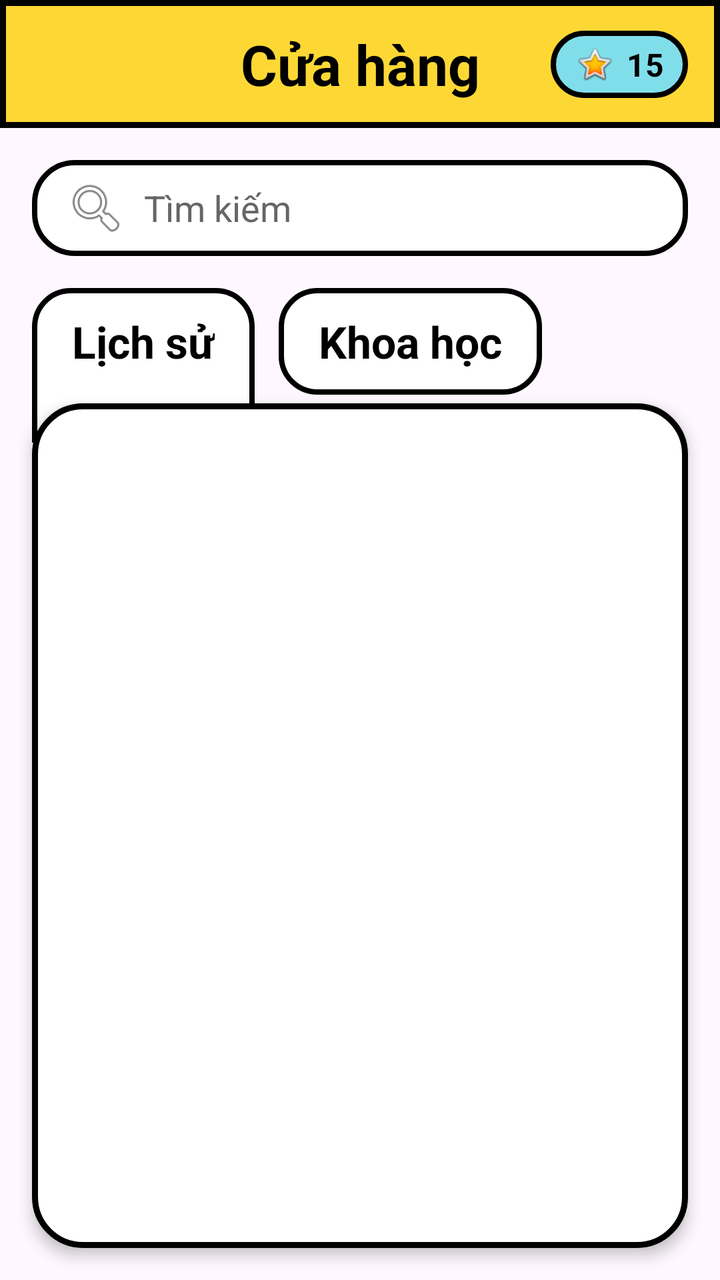
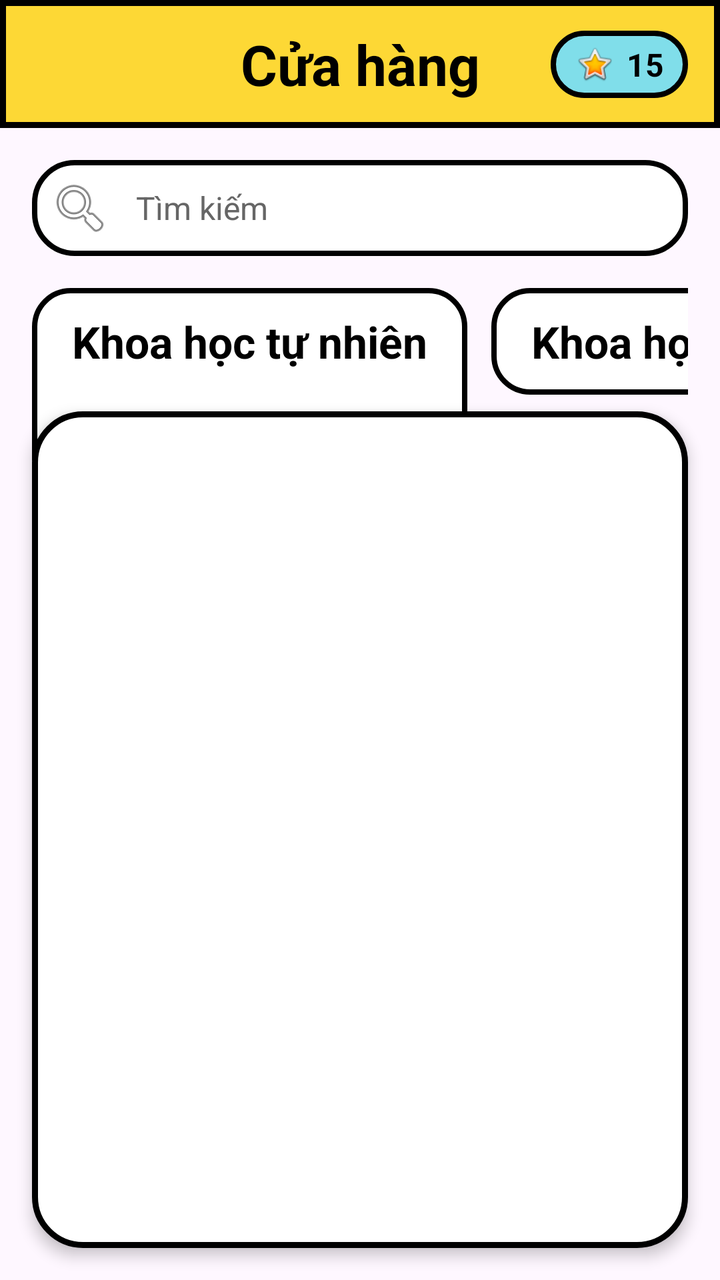

Two renders of the same Android screen: before a commit and after it. Below are the layout's source before the change and the commit's diff.
<!-- AndroidManifest.xml: application theme Theme.Sieve_of_Wisdom -->
<!-- res/layout/fragment_store.xml -->
<?xml version="1.0" encoding="utf-8"?>
<FrameLayout xmlns:android="http://schemas.android.com/apk/res/android"
    xmlns:tools="http://schemas.android.com/tools"
    android:layout_width="match_parent"
    android:layout_height="match_parent"
    xmlns:app="http://schemas.android.com/apk/res-auto"
    tools:context=".ui.home.StoreFragment">

    <androidx.constraintlayout.widget.ConstraintLayout
        android:layout_width="match_parent"
        android:layout_height="match_parent">

        <androidx.constraintlayout.widget.ConstraintLayout
            android:id="@+id/headerBar"
            android:layout_width="0dp"
            android:layout_height="64dp"
            android:background="@drawable/bg_top_bar"
            android:paddingHorizontal="16dp"
            app:layout_constraintEnd_toEndOf="parent"
            app:layout_constraintStart_toStartOf="parent"
            app:layout_constraintTop_toTopOf="parent">

            <TextView
                android:id="@+id/tvHeaderTitle"
                android:layout_width="wrap_content"
                android:layout_height="wrap_content"
                android:text="Cửa hàng"
                android:textColor="#000000"
                android:textSize="28sp"
                android:textStyle="bold"
                app:layout_constraintBottom_toBottomOf="parent"
                app:layout_constraintEnd_toEndOf="parent"
                app:layout_constraintStart_toStartOf="parent"
                app:layout_constraintTop_toTopOf="parent" />

            <LinearLayout
                android:id="@+id/badgeStars"
                android:layout_width="wrap_content"
                android:layout_height="wrap_content"
                android:background="@drawable/bg_star_badge"
                android:gravity="center_vertical"
                android:orientation="horizontal"
                android:paddingHorizontal="12dp"
                android:paddingVertical="6dp"
                app:layout_constraintBottom_toBottomOf="parent"
                app:layout_constraintEnd_toEndOf="parent"
                app:layout_constraintTop_toTopOf="parent">

                <ImageView
                    android:layout_width="20dp"
                    android:layout_height="20dp"
                    android:src="@android:drawable/btn_star_big_on" />

                <TextView
                    android:id="@+id/starText"
                    android:layout_width="wrap_content"
                    android:layout_height="wrap_content"
                    android:layout_marginStart="6dp"
                    android:text="15"
                    android:textColor="#000000"
                    android:textSize="16sp"
                    android:textStyle="bold" />
            </LinearLayout>
        </androidx.constraintlayout.widget.ConstraintLayout>

        <EditText
            android:id="@+id/etSearch"
            android:layout_width="0dp"
            android:layout_height="48dp"
            android:layout_marginHorizontal="16dp"
            android:layout_marginTop="16dp"
            android:background="@drawable/bg_search_bar"
            android:drawableStart="@android:drawable/ic_menu_search"
            android:drawablePadding="8dp"
            android:hint="Tìm kiếm"
            android:inputType="text"
            android:paddingHorizontal="16dp"
            android:textColor="#000000"
            android:textColorHint="#666666"
            app:layout_constraintEnd_toEndOf="parent"
            app:layout_constraintStart_toStartOf="parent"
            app:layout_constraintTop_toBottomOf="@id/headerBar" />

        
        <androidx.constraintlayout.widget.ConstraintLayout
            android:layout_width="0dp"
            android:layout_height="0dp"
            app:layout_constraintTop_toBottomOf="@id/etSearch"
            app:layout_constraintBottom_toBottomOf="parent"
            app:layout_constraintStart_toStartOf="parent"
            app:layout_constraintEnd_toEndOf="parent"
            android:layout_marginTop="16dp">

            
            <HorizontalScrollView
                android:id="@+id/tabScrollView"
                android:layout_width="0dp"
                android:layout_height="wrap_content"
                android:layout_marginHorizontal="16dp"
                android:scrollbars="none"
                android:elevation="2dp"
                app:layout_constraintTop_toTopOf="parent"
                app:layout_constraintStart_toStartOf="parent"
                app:layout_constraintEnd_toEndOf="parent">

                <LinearLayout
                    android:layout_width="wrap_content"
                    android:layout_height="wrap_content"
                    android:orientation="horizontal"
                    android:gravity="top">

                    <TextView
                        android:id="@+id/tabSelected"
                        android:layout_width="wrap_content"
                        android:layout_height="wrap_content"
                        android:background="@drawable/bg_tab_selected"
                        android:paddingHorizontal="20dp"
                        android:paddingTop="12dp"
                        android:paddingBottom="36dp"
                        android:text="Lịch sử"
                        android:textColor="#000000"
                        android:textSize="22sp"
                        android:textStyle="bold" />

                    <TextView
                        android:id="@+id/tabScience"
                        android:layout_width="wrap_content"
                        android:layout_height="wrap_content"
                        android:layout_marginStart="12dp"
                        android:background="@drawable/bg_tab_unselected"
                        android:paddingHorizontal="20dp"
                        android:paddingTop="12dp"
                        android:paddingBottom="12dp"
                        android:text="Khoa học"
                        android:textColor="#000000"
                        android:textSize="22sp"
                        android:textStyle="bold" />

                </LinearLayout>

            </HorizontalScrollView>

            <androidx.constraintlayout.widget.ConstraintLayout
                android:id="@+id/listContainer"
                android:layout_width="0dp"
                android:layout_height="0dp"
                android:layout_marginHorizontal="16dp"
                android:layout_marginTop="-20dp"
                android:layout_marginBottom="16dp"
                android:background="@drawable/bg_main_card"
                android:elevation="4dp"
                android:padding="8dp"
                app:layout_constraintTop_toBottomOf="@id/tabScrollView"
                app:layout_constraintBottom_toBottomOf="parent"
                app:layout_constraintStart_toStartOf="parent"
                app:layout_constraintEnd_toEndOf="parent">

                <androidx.recyclerview.widget.RecyclerView
                    android:id="@+id/rvTopics"
                    android:layout_width="0dp"
                    android:layout_height="0dp"
                    android:clipToPadding="false"
                    android:scrollbars="vertical"
                    app:layoutManager="androidx.recyclerview.widget.LinearLayoutManager"
                    app:layout_constraintTop_toTopOf="parent"
                    app:layout_constraintBottom_toBottomOf="parent"
                    app:layout_constraintStart_toStartOf="parent"
                    app:layout_constraintEnd_toEndOf="parent"
                    tools:listitem="@layout/item_topic_card" />

            </androidx.constraintlayout.widget.ConstraintLayout>

        </androidx.constraintlayout.widget.ConstraintLayout>

    </androidx.constraintlayout.widget.ConstraintLayout>
</FrameLayout>
<!-- res/layout/item_topic_card.xml (included above) -->
<?xml version="1.0" encoding="utf-8"?>
<androidx.constraintlayout.widget.ConstraintLayout
    xmlns:android="http://schemas.android.com/apk/res/android"
    xmlns:app="http://schemas.android.com/apk/res-auto"
    xmlns:tools="http://schemas.android.com/tools"
    android:layout_width="match_parent"
    android:layout_height="wrap_content"
    android:layout_margin="6dp"
    android:background="@drawable/bg_blue_card"
    android:clipChildren="false"
    android:clipToPadding="false"
    android:padding="16dp">

    <TextView
        android:id="@+id/tvTitle"
        android:layout_width="0dp"
        android:layout_height="wrap_content"
        android:text="Lịch sử Việt Nam"
        android:textColor="#000000"
        android:textSize="20sp"
        android:textStyle="bold"
        app:layout_constraintEnd_toStartOf="@id/llStars"
        app:layout_constraintStart_toStartOf="parent"
        app:layout_constraintTop_toTopOf="parent" />

    <LinearLayout
        android:id="@+id/llStars"
        android:layout_width="wrap_content"
        android:layout_height="wrap_content"
        android:gravity="center_vertical"
        android:orientation="horizontal"
        app:layout_constraintEnd_toEndOf="parent"
        app:layout_constraintTop_toTopOf="parent">

        <ImageView
            android:layout_width="18dp"
            android:layout_height="18dp"
            android:src="@android:drawable/btn_star_big_on" />

        <TextView
            android:id="@+id/tvStars"
            android:layout_width="wrap_content"
            android:layout_height="wrap_content"
            android:layout_marginStart="4dp"
            android:text="15"
            android:textColor="#000000"
            android:textStyle="bold" />
    </LinearLayout>

    
    <LinearLayout
        android:id="@+id/questionInfo"
        android:layout_width="wrap_content"
        android:layout_height="wrap_content"
        android:layout_marginTop="8dp"
        android:orientation="horizontal"
        android:gravity="center_vertical"
        app:layout_constraintStart_toStartOf="parent"
        app:layout_constraintTop_toBottomOf="@id/tvTitle">

        <ImageView
            android:layout_width="22dp"
            android:layout_height="22dp"
            android:src="@drawable/ic_chat"
            android:scaleType="fitCenter" />

        <TextView
            android:id="@+id/tvQuestions"
            android:layout_width="wrap_content"
            android:layout_height="wrap_content"
            android:layout_marginStart="8dp"
            android:text="30 câu hỏi"
            android:textColor="#000000"
            android:textStyle="bold"
            android:includeFontPadding="false" />

    </LinearLayout>

    
    <LinearLayout
        android:id="@+id/durationInfo"
        android:layout_width="wrap_content"
        android:layout_height="wrap_content"
        android:layout_marginTop="8dp"
        android:orientation="horizontal"
        android:gravity="center_vertical"
        app:layout_constraintStart_toStartOf="parent"
        app:layout_constraintTop_toBottomOf="@id/questionInfo">

        <ImageView
            android:layout_width="22dp"
            android:layout_height="22dp"
            android:src="@drawable/ic_clock"
            android:scaleType="fitCenter" />

        <TextView
            android:id="@+id/tvDuration"
            android:layout_width="wrap_content"
            android:layout_height="wrap_content"
            android:layout_marginStart="8dp"
            android:text="60 giây"
            android:textColor="#000000"
            android:textStyle="bold"
            android:includeFontPadding="false" />

    </LinearLayout>

    <androidx.appcompat.widget.AppCompatButton
        android:id="@+id/btnUnlock"
        android:layout_width="wrap_content"
        android:layout_height="wrap_content"
        android:layout_marginTop="12dp"
        android:background="@drawable/bg_button_unlock"
        android:paddingHorizontal="16dp"
        android:paddingVertical="6dp"
        android:text="Mở khóa?"
        android:textColor="#000000"
        android:textStyle="bold"
        android:visibility="gone"
        app:layout_constraintStart_toStartOf="parent"
        app:layout_constraintTop_toBottomOf="@id/durationInfo"
        tools:visibility="visible" />

    
    <FrameLayout
        android:id="@+id/bannerContainer"
        android:layout_width="240dp"
        android:layout_height="52dp"
        android:rotation="-45"
        android:clipChildren="false"
        android:translationX="72dp"
        android:translationY="18dp"
        app:layout_constraintEnd_toEndOf="parent"
        app:layout_constraintBottom_toBottomOf="parent">

        
        <FrameLayout
            android:layout_width="match_parent"
            android:layout_height="match_parent"
            android:background="#000000">

            
            <TextView
                android:id="@+id/tvBannerUnLocked"
                android:layout_width="match_parent"
                android:layout_height="match_parent"
                android:layout_margin="3dp"
                android:background="#A8E52C"
                android:gravity="center"
                android:paddingStart="60dp"
                android:text="ĐÃ MỞ KHÓA"
                android:textColor="#FFFFFF"
                android:textSize="18sp"
                android:textStyle="bold"
                android:includeFontPadding="false" />

            
            <TextView
                android:id="@+id/tvBannerLocked"
                android:layout_width="match_parent"
                android:layout_height="match_parent"
                android:layout_margin="3dp"
                android:background="#FF4D4D"
                android:gravity="center"
                android:paddingStart="60dp"
                android:text="ĐÃ KHÓA"
                android:textColor="#FFFFFF"
                android:textSize="18sp"
                android:textStyle="bold"
                android:includeFontPadding="false"
                android:visibility="gone" />

        </FrameLayout>

    </FrameLayout>

</androidx.constraintlayout.widget.ConstraintLayout>
<!-- resources referenced by this layout -->
<resources>
  <!-- drawable bg_blue_card (drawable) -->
  <?xml version="1.0" encoding="utf-8"?>
  <shape xmlns:android="http://schemas.android.com/apk/res/android">
      <solid android:color="#00B0FF" />
      <corners android:radius="18dp" />
      <stroke android:width="3dp" android:color="#000000" />
  </shape>
  <!-- drawable bg_button_unlock (drawable) -->
  <?xml version="1.0" encoding="utf-8"?>
  <shape xmlns:android="http://schemas.android.com/apk/res/android">
      <solid android:color="#E0E0E0" />
      <corners android:radius="12dp" />
      <stroke android:width="2.5dp" android:color="#000000" />
  </shape>
  <!-- drawable bg_main_card (drawable) -->
  <?xml version="1.0" encoding="utf-8"?>
  <shape xmlns:android="http://schemas.android.com/apk/res/android">
      <solid android:color="#FFFFFF" />
      <corners android:radius="24dp" />
      <stroke android:width="3dp" android:color="#000000" />
  </shape>
  <!-- drawable bg_search_bar (drawable) -->
  <?xml version="1.0" encoding="utf-8"?>
  <shape xmlns:android="http://schemas.android.com/apk/res/android">
      <solid android:color="#FFFFFF" />
      <corners android:radius="20dp" />
      <stroke android:width="2.5dp" android:color="#000000" />
  </shape>
  <!-- drawable bg_star_badge (drawable) -->
  <?xml version="1.0" encoding="utf-8"?>
  <shape xmlns:android="http://schemas.android.com/apk/res/android">
      <solid android:color="#80DEEA" />
      <corners android:radius="20dp" />
      <stroke android:width="2.5dp" android:color="#000000" />
  </shape>
  <!-- drawable bg_tab_selected (drawable) -->
  <?xml version="1.0" encoding="utf-8"?>
  <shape xmlns:android="http://schemas.android.com/apk/res/android">
      <solid android:color="#FFFFFF" />
      <corners
          android:topLeftRadius="18dp"
          android:topRightRadius="18dp"
          android:bottomLeftRadius="0dp"
          android:bottomRightRadius="0dp" />
      <stroke android:width="2.5dp" android:color="#000000" />
  </shape>
  <!-- drawable bg_tab_unselected (drawable) -->
  <?xml version="1.0" encoding="utf-8"?>
  <shape xmlns:android="http://schemas.android.com/apk/res/android">
      <solid android:color="#FFFFFF" />
      <corners android:radius="18dp" />
      <stroke android:width="2.5dp" android:color="#000000" />
  </shape>
  <!-- drawable bg_top_bar (drawable) -->
  <?xml version="1.0" encoding="utf-8"?>
  <shape xmlns:android="http://schemas.android.com/apk/res/android">
      <solid android:color="#FDD835" />
      <stroke android:width="3dp" android:color="#000000" />
  </shape>
  <!-- drawable ic_chat: png bitmap (drawable, 8731 bytes) -->
  <!-- drawable ic_clock: png bitmap (drawable, 11568 bytes) -->
  <style name="Theme.Sieve_of_Wisdom" parent="Base.Theme.Sieve_of_Wisdom" />
  <style name="Base.Theme.Sieve_of_Wisdom" parent="Theme.Material3.DayNight.NoActionBar">
          
          
      </style>
</resources>

<!-- the commit's change to res/layout/fragment_store.xml (unified diff, before → after) -->
@@ -52,40 +52,79 @@
                     android:src="@android:drawable/btn_star_big_on" />
 
                 <TextView
-                    android:id="@+id/starText"
                     android:layout_width="wrap_content"
                     android:layout_height="wrap_content"
                     android:layout_marginStart="6dp"
                     android:text="15"
                     android:textColor="#000000"
                     android:textSize="16sp"
-                    android:textStyle="bold" />
+                    android:textStyle="bold"
+                    android:id="@+id/starText"/>
             </LinearLayout>
         </androidx.constraintlayout.widget.ConstraintLayout>
 
-        <EditText
-            android:id="@+id/etSearch"
+        <androidx.constraintlayout.widget.ConstraintLayout
+            android:id="@+id/searchBar"
             android:layout_width="0dp"
             android:layout_height="48dp"
             android:layout_marginHorizontal="16dp"
             android:layout_marginTop="16dp"
             android:background="@drawable/bg_search_bar"
-            android:drawableStart="@android:drawable/ic_menu_search"
-            android:drawablePadding="8dp"
-            android:hint="Tìm kiếm"
-            android:inputType="text"
-            android:paddingHorizontal="16dp"
-            android:textColor="#000000"
-            android:textColorHint="#666666"
+            app:layout_constraintStart_toStartOf="parent"
             app:layout_constraintEnd_toEndOf="parent"
-            app:layout_constraintStart_toStartOf="parent"
-            app:layout_constraintTop_toBottomOf="@id/headerBar" />
+            app:layout_constraintTop_toBottomOf="@id/headerBar">
+
+            <ImageButton
+                android:id="@+id/btnSearch"
+                android:layout_width="40dp"
+                android:layout_height="40dp"
+                android:layout_marginStart="4dp"
+                android:background="?attr/selectableItemBackgroundBorderless"
+                android:contentDescription="Search"
+                android:src="@android:drawable/ic_menu_search"
+                app:layout_constraintStart_toStartOf="parent"
+                app:layout_constraintTop_toTopOf="parent"
+                app:layout_constraintBottom_toBottomOf="parent" />
+
+            <EditText
+                android:id="@+id/etSearch"
+                android:layout_width="0dp"
+                android:layout_height="match_parent"
+                android:background="@android:color/transparent"
+                android:hint="Tìm kiếm"
+                android:inputType="text"
+                android:paddingHorizontal="8dp"
+                android:textColor="#000000"
+                android:textColorHint="#666666"
+                android:textSize="16sp"
+                app:layout_constraintBottom_toBottomOf="parent"
+                app:layout_constraintEnd_toStartOf="@id/btnClearSearch"
+                app:layout_constraintHorizontal_bias="0.0"
+                app:layout_constraintStart_toEndOf="@id/btnSearch"
+                app:layout_constraintTop_toTopOf="parent"
+                app:layout_constraintVertical_bias="0.0" />
+
+            <ImageButton
+                android:id="@+id/btnClearSearch"
+                android:layout_width="40dp"
+                android:layout_height="40dp"
+                android:layout_marginEnd="4dp"
+                android:background="?attr/selectableItemBackgroundBorderless"
+                android:src="@android:drawable/ic_menu_close_clear_cancel"
+                android:visibility="gone"
+                app:layout_constraintEnd_toEndOf="parent"
+                app:layout_constraintTop_toTopOf="parent"
+                app:layout_constraintBottom_toBottomOf="parent" />
+
+        </androidx.constraintlayout.widget.ConstraintLayout>
+
+
 
         
         <androidx.constraintlayout.widget.ConstraintLayout
             android:layout_width="0dp"
             android:layout_height="0dp"
-            app:layout_constraintTop_toBottomOf="@id/etSearch"
+            app:layout_constraintTop_toBottomOf="@id/searchBar"
             app:layout_constraintBottom_toBottomOf="parent"
             app:layout_constraintStart_toStartOf="parent"
             app:layout_constraintEnd_toEndOf="parent"
@@ -110,20 +149,20 @@
                     android:gravity="top">
 
                     <TextView
-                        android:id="@+id/tabSelected"
+                        android:id="@+id/tabNatural"
                         android:layout_width="wrap_content"
                         android:layout_height="wrap_content"
                         android:background="@drawable/bg_tab_selected"
                         android:paddingHorizontal="20dp"
                         android:paddingTop="12dp"
-                        android:paddingBottom="36dp"
-                        android:text="Lịch sử"
+                        android:paddingBottom="45dp"
+                        android:text="Khoa học tự nhiên"
                         android:textColor="#000000"
                         android:textSize="22sp"
                         android:textStyle="bold" />
 
                     <TextView
-                        android:id="@+id/tabScience"
+                        android:id="@+id/tabSocial"
                         android:layout_width="wrap_content"
                         android:layout_height="wrap_content"
                         android:layout_marginStart="12dp"
@@ -131,7 +170,21 @@
                         android:paddingHorizontal="20dp"
                         android:paddingTop="12dp"
                         android:paddingBottom="12dp"
-                        android:text="Khoa học"
+                        android:text="Khoa học xã hội"
+                        android:textColor="#000000"
+                        android:textSize="22sp"
+                        android:textStyle="bold" />
+
+                    <TextView
+                        android:id="@+id/tabGeneral"
+                        android:layout_width="wrap_content"
+                        android:layout_height="wrap_content"
+                        android:layout_marginStart="12dp"
+                        android:background="@drawable/bg_tab_unselected"
+                        android:paddingHorizontal="20dp"
+                        android:paddingTop="12dp"
+                        android:paddingBottom="12dp"
+                        android:text="Kiến thức chung"
                         android:textColor="#000000"
                         android:textSize="22sp"
                         android:textStyle="bold" />
@@ -145,27 +198,42 @@
                 android:layout_width="0dp"
                 android:layout_height="0dp"
                 android:layout_marginHorizontal="16dp"
-                android:layout_marginTop="-20dp"
+                android:layout_marginTop="-25dp"
                 android:layout_marginBottom="16dp"
                 android:background="@drawable/bg_main_card"
                 android:elevation="4dp"
-                android:padding="8dp"
                 app:layout_constraintTop_toBottomOf="@id/tabScrollView"
                 app:layout_constraintBottom_toBottomOf="parent"
                 app:layout_constraintStart_toStartOf="parent"
                 app:layout_constraintEnd_toEndOf="parent">
+                
+                <TextView
+                    android:layout_width="match_parent"
+                    android:layout_height="match_parent"
+                    android:id="@+id/noResult"
+                    android:text="Không có gói phù hợp với tìm kiếm"
+                    android:textColor="#000000"
+                    android:textColorHint="#666666"
+                    android:textSize="20sp"
+                    android:elevation="6dp"
+                    android:background="@drawable/bg_main_card"
+                    android:gravity="center"
+                    android:visibility="gone"/>
 
                 <androidx.recyclerview.widget.RecyclerView
                     android:id="@+id/rvTopics"
                     android:layout_width="0dp"
                     android:layout_height="0dp"
                     android:clipToPadding="false"
-                    android:scrollbars="vertical"
+                    android:scrollbars="none"
                     app:layoutManager="androidx.recyclerview.widget.LinearLayoutManager"
                     app:layout_constraintTop_toTopOf="parent"
                     app:layout_constraintBottom_toBottomOf="parent"
                     app:layout_constraintStart_toStartOf="parent"
                     app:layout_constraintEnd_toEndOf="parent"
+                    android:layout_marginTop="10dp"
+                    android:layout_marginBottom="15dp"
+                    android:layout_marginHorizontal="15dp"
                     tools:listitem="@layout/item_topic_card" />
 
             </androidx.constraintlayout.widget.ConstraintLayout>
@@ -296,7 +364,7 @@
         android:visibility="gone"
         app:layout_constraintStart_toStartOf="parent"
         app:layout_constraintTop_toBottomOf="@id/durationInfo"
-        tools:visibility="visible" />
+        tools:visibility="invisible" />
 
     
     <FrameLayout
